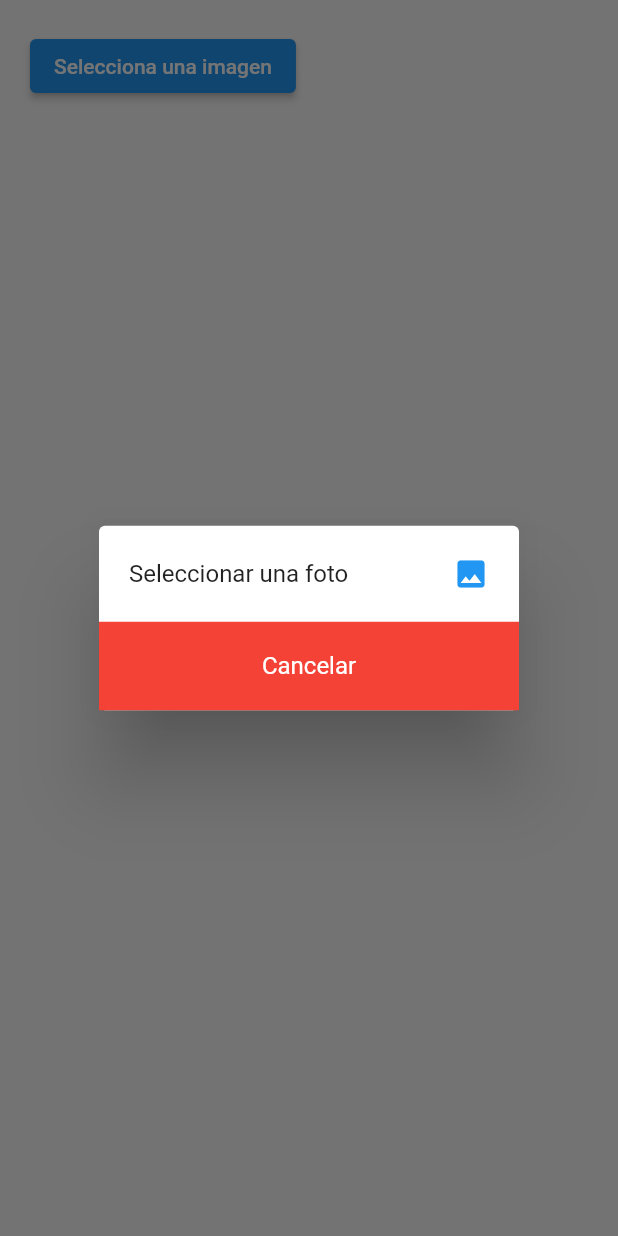
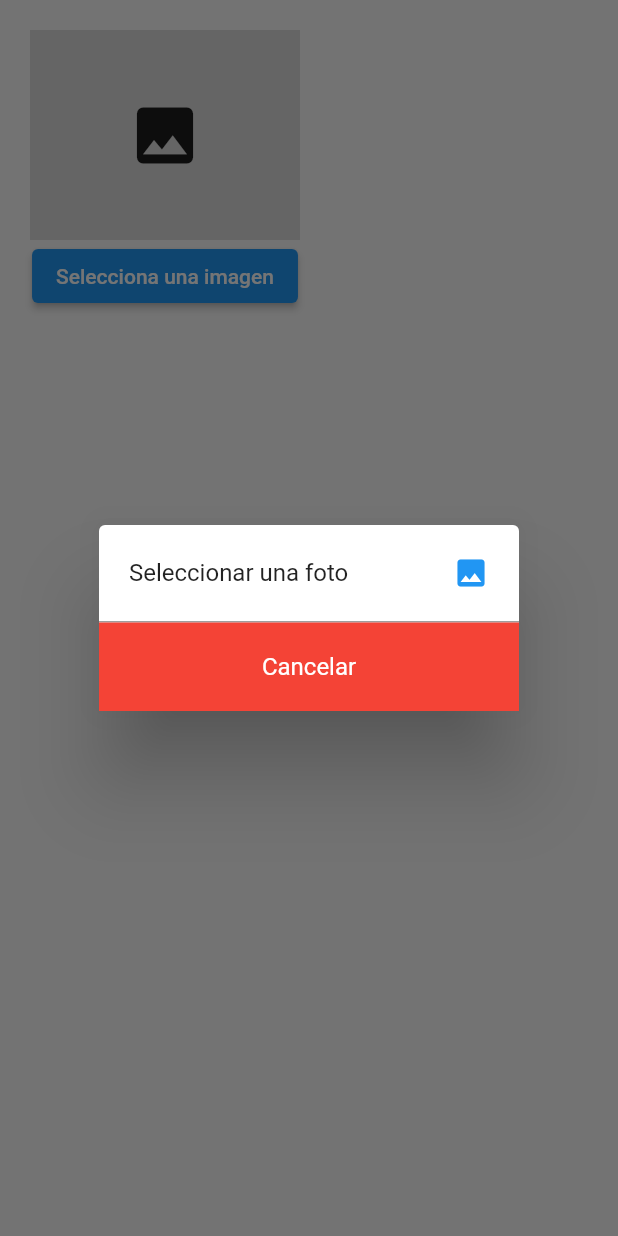
Before and after one commit to HuamanAngel/picktockapp, a Flutter app: the Imagen widget shown alone on an empty page, opened directly, after a tap on "Selecciona una imagen", on a phone screen of 412 x 824 dp. Run offline on Flutter 3.47's test engine with Material 2 defaults, Android fonts, the phone set to English and light mode, and no system bars; our stand-ins replace flutter_rating_bar, flutter_secure_storage, flutter_svg, flutter_tts, font_awesome_flutter, image_picker and 1 more; accounts and stored records are empty; network calls fail.

Commit message:
Add imagenes

```diff
--- a/lib/ui/addpicto/subirImagen.dart
+++ b/lib/ui/addpicto/subirImagen.dart
@@ -9,33 +9,40 @@ ImagePicker picker = ImagePicker();
 
 class Imagen extends StatefulWidget {
   @override
-  State<Imagen> createState() => _ImagenState();
+  _ImagenState createState() => _ImagenState();
 
 }
 
 class _ImagenState extends State<Imagen> {
-  final imagen = File('image');
+
+
+  File? file;
+  dynamic _path;
+  dynamic _imagen64;
   final picker = ImagePicker();
+
   Future selImagen(op) async{
     var pickedFile;
     if (op==1){
       pickedFile = await picker.getImage(source: ImageSource.gallery);
     }
+    if(pickedFile!= null){
+      file = File(pickedFile.path);
+    }else{
+      print('No seleccionaste ninguna imagen');
+    }
+
     setState((){
-      if(pickedFile!= null){
-        final imagen = File(pickedFile.path);
-      }else{
-        print('No seleccionaste ninguna foto');
-      }
+      file = File(pickedFile!.path);
+
     });
-    List bytes = await new File(pickedFile.path).readAsBytesSync();
 
 
   }
   opciones(context) {
     showDialog(
         context: context,
-        builder: (BuildContext) {
+        builder: (BuildContext context) {
           return AlertDialog(
             contentPadding: EdgeInsets.all(0),
             content: SingleChildScrollView(
@@ -48,6 +55,9 @@ class _ImagenState extends State<Imagen> {
                     },
                     child: Container(
                       padding: EdgeInsets.all(20),
+                      decoration: BoxDecoration(
+                        border: Border(bottom: BorderSide(width: 1, color: Colors.grey))
+                      ),
                       child: Row(
                           children: [
                             Expanded(
@@ -65,6 +75,7 @@ class _ImagenState extends State<Imagen> {
                   ),
                   InkWell(
                     onTap:(){
+                      Navigator.of(context).pop();
 
                     },
                     child: Container(
@@ -95,17 +106,48 @@ class _ImagenState extends State<Imagen> {
     );
   }
   Widget build(BuildContext context){
-    return Padding(
-      padding: EdgeInsets.all(20),
-      child: ElevatedButton(
-        onPressed: (){
-          opciones(context);
-          imagen == null ? Center() : Image.file(imagen);
-        },
-        child: Text('Selecciona una imagen'),
-      ),
+    return
+        Padding(
+          padding: EdgeInsets.all(20),
+          child: SingleChildScrollView(
+              child: Column(
+                children: [
+                  Container(
+                    height: 140,
+                    width: 180,
+                    color: Colors.black12,
+                    child: file == null
+                        ? Icon(
+                      Icons.image,
+                      size: 50,
+                    )
+                        : Image.file(
+                      file!,
+                      fit: BoxFit.fill,
+                    ),
+                  ),
+                  ElevatedButton(
+                    onPressed: () {
+                      opciones(context);
+                    },
+                    child:
+                    Text('Selecciona una imagen'),
 
-    );
+                  ),
+
+
+
+                ],
+
+
+              ),
+            )
+
+
+        );
+
+
+
   }
 
 }
--- a/pubspec.yaml
+++ b/pubspec.yaml
@@ -30,7 +30,7 @@ dependencies:
   flutter:
     sdk: flutter
   image_picker: ^0.8.5+3
-  flutter_svg: ^0.22.0
+  flutter_svg: ^1.1.1+1
   flutter_rating_bar: ^4.0.1
   flutter_tts: ^3.5.0
   provider: ^6.0.3
@@ -51,7 +51,7 @@ dev_dependencies:
   # activated in the `analysis_options.yaml` file located at the root of your
   # package. See that file for information about deactivating specific lint
   # rules and activating additional ones.
-  flutter_lints: ^1.0.0
+  flutter_lints: ^2.0.1
 
 # For information on the generic Dart part of this file, see the
 # following page: https://dart.dev/tools/pub/pubspec
```
Also changed, not shown: lib/data/repository/repository_addpicto.dart (added), pubspec.lock.
